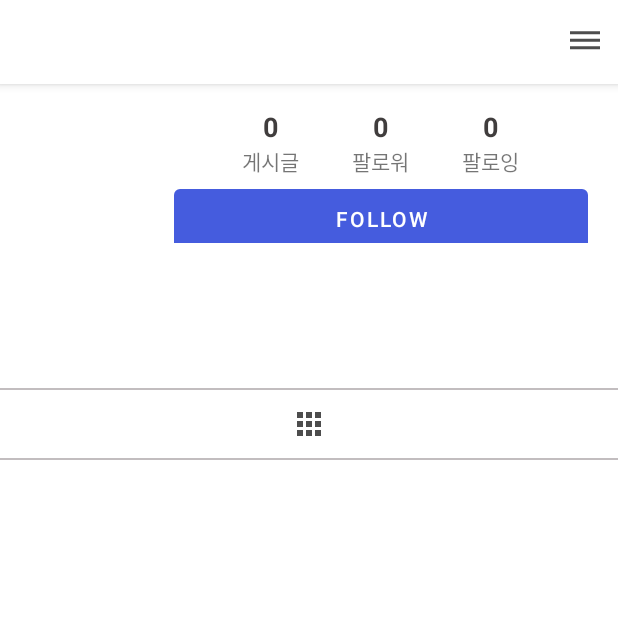
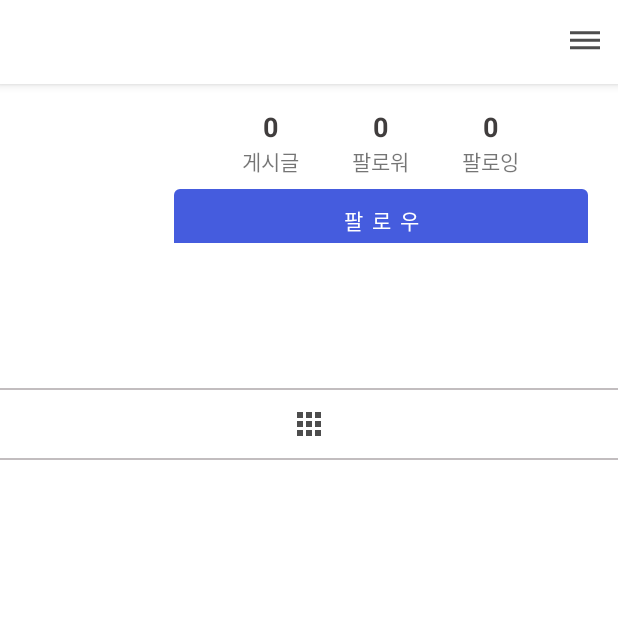
Before and after one commit to YoungCheonChoi/mySNSapp, an Android app: the screen it shows after launch once a user with an empty profile is signed in (MainActivity), item 5 of the bottom bar chosen, on a phone screen of 412 x 824 dp, the top half of it. Run offline under Robolectric (Android 15) with nearby library versions, the phone set to English and light mode, and no system bars; our stand-ins replace CircleImageView, Firebase (no records; nobody signed in at launch, a user with empty details on screens opened directly); pictures from the network do not load; 4 statements that could not run were skipped.

Commit message:
프로필수정, 게시글 수정, 알림, 댓글 삭제 등 남은 구현 목표 기능 구현+실제 기기 테스트 완료

```diff
--- a/app/src/main/java/Adapter/CommentAdapter.java
+++ b/app/src/main/java/Adapter/CommentAdapter.java
@@ -89,7 +89,7 @@ public class CommentAdapter extends RecyclerView.Adapter<CommentAdapter.ViewHold
             public boolean onLongClick(View view) {
                 if(comment.getPublisher().equals(firebaseUser.getUid())){
                     AlertDialog alertDialog = new AlertDialog.Builder(mContext).create();
-                    alertDialog.setTitle("삭제를 원하십니까?");
+                    alertDialog.setTitle("삭제할까요?");
                     alertDialog.setButton(AlertDialog.BUTTON_NEUTRAL, "아니요", new DialogInterface.OnClickListener() {
                         @Override
                         public void onClick(DialogInterface dialogInterface, int i) {
--- a/app/src/main/java/Adapter/NotificationAdapter.java
+++ b/app/src/main/java/Adapter/NotificationAdapter.java
@@ -29,7 +29,6 @@ import Model.Post;
 import Model.User;
 
 public class NotificationAdapter extends RecyclerView.Adapter<NotificationAdapter.ViewHolder>  {
-
 
     private Context mContext;
     private List<Notification> mNotification;
@@ -65,7 +64,7 @@ public class NotificationAdapter extends RecyclerView.Adapter<NotificationAdapte
             @Override
             public void onClick(View v) {
                 if(notification.isIspost()){
-                    SharedPreferences .Editor editor = mContext.getSharedPreferences("PREPS", Context.MODE_PRIVATE).edit();
+                    SharedPreferences.Editor editor = mContext.getSharedPreferences("PREPS", Context.MODE_PRIVATE).edit();
                     editor.putString("postid", notification.getPostid());
                     editor.apply();
 
@@ -89,7 +88,6 @@ public class NotificationAdapter extends RecyclerView.Adapter<NotificationAdapte
 
     public class ViewHolder extends RecyclerView.ViewHolder{
 
-
         public ImageView image_profile, post_image;
         public TextView username, text;
 
@@ -109,6 +107,7 @@ public class NotificationAdapter extends RecyclerView.Adapter<NotificationAdapte
         reference.addValueEventListener(new ValueEventListener() {
             @Override
             public void onDataChange(@NonNull DataSnapshot dataSnapshot) {
+                //알림창에 프로필사진 가져오기
                 User user = dataSnapshot.getValue(User.class);
                 Glide.with(mContext).load(user.getImageurl()).into(imageView);
                 username.setText(user.getUsername());
@@ -126,6 +125,7 @@ public class NotificationAdapter extends RecyclerView.Adapter<NotificationAdapte
         reference.addValueEventListener(new ValueEventListener() {
             @Override
             public void onDataChange(@NonNull DataSnapshot dataSnapshot) {
+                //알림창에 게시글 사진 가져오기
                 Post post = dataSnapshot.getValue(Post.class);
                 Glide.with(mContext).load(post.getPostimage()).into(imageView);
             }
--- a/app/src/main/java/Adapter/UserAdapter.java
+++ b/app/src/main/java/Adapter/UserAdapter.java
@@ -96,7 +96,7 @@ public class UserAdapter extends RecyclerView.Adapter<UserAdapter.ViewHolder> {
         viewHolder.btn_follow.setOnClickListener(new View.OnClickListener() {
             @Override
             public void onClick(View v) {
-                if(viewHolder.btn_follow.getText().toString().equals("follow")){
+                if(viewHolder.btn_follow.getText().toString().equals("팔로우")){
                     FirebaseDatabase.getInstance().getReference().child("Follow").child(firebaseUser.getUid())
                             .child("following").child(user.getId()).setValue(true);
                     FirebaseDatabase.getInstance().getReference().child("Follow").child(user.getId())
@@ -158,9 +158,9 @@ public class UserAdapter extends RecyclerView.Adapter<UserAdapter.ViewHolder> {
             @Override
             public void onDataChange(@NonNull DataSnapshot dataSnapshot) {
                 if (dataSnapshot.child(userid).exists()) {
-                    button.setText("following");
+                    button.setText("팔로잉");
                 } else {
-                    button.setText("follow");
+                    button.setText("팔로우");
                 }
             }
 
--- a/app/src/main/java/Fragment/NotificationFragment.java
+++ b/app/src/main/java/Fragment/NotificationFragment.java
@@ -48,14 +48,12 @@ public class NotificationFragment extends Fragment {
 
         readNotifications();
 
-
-
         return view;
     }
 
     private void readNotifications() {
         FirebaseUser firebaseUser = FirebaseAuth.getInstance().getCurrentUser();
-        DatabaseReference reference = FirebaseDatabase.getInstance().getReference("Notofications").child(firebaseUser.getUid());
+        DatabaseReference reference = FirebaseDatabase.getInstance().getReference("Notifications").child(firebaseUser.getUid());
         reference.addValueEventListener(new ValueEventListener() {
             @Override
             public void onDataChange(@NonNull DataSnapshot dataSnapshot) {
--- a/app/src/main/java/Fragment/ProfileFragment.java
+++ b/app/src/main/java/Fragment/ProfileFragment.java
@@ -130,17 +130,18 @@ public class ProfileFragment extends Fragment {
                     //자기 계정이면 프로필수정 레이아웃으로
                     startActivity(new Intent(getContext(), EditProfileActivity.class));
 
-                } else if (btn.equals("follow")) {
-                    //팔로우한 남의 계정 프로필이면 팔로우 버튼으로 변경
+                } else if (btn.equals("팔 로 우")) {
+                    //팔로우안한 상태인 남의 계정 프로필 -> 클릭하면 팔로우
                     FirebaseDatabase.getInstance().getReference().child("Follow").child(firebaseUser.getUid())
                             .child("following").child(profileid).setValue(true);
                     FirebaseDatabase.getInstance().getReference().child("Follow").child(profileid)
                             .child("followers").child(firebaseUser.getUid()).setValue(true);
 
+                    //팔로우 알림
                     addNotifications();
 
-                } else if (btn.equals("following")) {
-                    //팔로잉하지않은 남의 계정이면
+                } else if (btn.equals("팔 로 잉")) {
+                    //팔로잉 중인 남의 계정 -> 클릭하면 언팔
                     FirebaseDatabase.getInstance().getReference().child("Follow").child(firebaseUser.getUid())
                             .child("following").child(profileid).removeValue();
                     FirebaseDatabase.getInstance().getReference().child("Follow").child(profileid)
@@ -248,9 +249,10 @@ public class ProfileFragment extends Fragment {
             @Override
             public void onDataChange(DataSnapshot dataSnapshot) {
                 if (dataSnapshot.child(profileid).exists()) {
-                    edit_profile.setText("following");
+                    //팔로우 목록에 있으면
+                    edit_profile.setText("팔 로 잉");
                 } else {
-                    edit_profile.setText("follow");
+                    edit_profile.setText("팔 로 우");
                 }
             }
 
@@ -261,10 +263,11 @@ public class ProfileFragment extends Fragment {
         });
     }
 
-    //본인 계정 팔로워 수 얻기
+    //팔로워, 팔로잉 수 얻기
     private void getFollowers() {
+        //프로필아이디에 따라서 팔로잉, 팔로워 수 가져오기
         DatabaseReference reference = FirebaseDatabase.getInstance().getReference()
-                .child("Follow").child(firebaseUser.getUid()).child("followers");
+                .child("Follow").child(profileid).child("followers");
 
         reference.addValueEventListener(new ValueEventListener() {
             @Override
@@ -280,7 +283,7 @@ public class ProfileFragment extends Fragment {
         });
 
         DatabaseReference reference1 = FirebaseDatabase.getInstance().getReference()
-                .child("Follow").child(firebaseUser.getUid()).child("following");
+                .child("Follow").child(profileid).child("following");
 
         reference1.addValueEventListener(new ValueEventListener() {
             @Override
--- a/app/src/main/java/com/example/basicsns/CommentsActivity.java
+++ b/app/src/main/java/com/example/basicsns/CommentsActivity.java
@@ -101,7 +101,6 @@ public class CommentsActivity extends AppCompatActivity {
         //댓글 가져오기
         readComments();
 
-
     }
 
     private void addcomment() {
--- a/app/src/main/res/layout/activity_edit_profile.xml
+++ b/app/src/main/res/layout/activity_edit_profile.xml
@@ -44,7 +44,7 @@
 
                 <TextView
                     android:id="@+id/save"
-                    android:layout_width="60dp"
+                    android:layout_width="wrap_content"
                     android:layout_height="wrap_content"
                     android:layout_alignParentEnd="true"
                     android:layout_alignParentRight="true"
--- a/app/src/main/res/layout/activity_start.xml
+++ b/app/src/main/res/layout/activity_start.xml
@@ -17,7 +17,6 @@
         android:id="@+id/login"
         android:layout_width="300dp"
         android:layout_height="50dp"
-        android:layout_marginTop="50dp"
         android:background="@drawable/button_background"
         android:text="로그인"
         android:layout_gravity="center"
--- a/app/src/main/res/layout/fragment_home.xml
+++ b/app/src/main/res/layout/fragment_home.xml
@@ -21,11 +21,11 @@
                 android:layout_height="wrap_content">
 
                 <ImageView
-                    android:layout_width="180dp"
+                    android:layout_width="170dp"
                     android:layout_height="35dp"
                     android:layout_alignParentStart="true"
-                    android:layout_marginLeft="-20dp"
-                    android:src="@drawable/logo"/>
+
+                    android:src="@drawable/logo_2"/>
 
                 <ImageView
                     android:layout_width="35dp"
--- a/app/src/main/res/layout/notification_item.xml
+++ b/app/src/main/res/layout/notification_item.xml
@@ -2,7 +2,7 @@
 <RelativeLayout
     xmlns:android="http://schemas.android.com/apk/res/android"
     android:layout_width="match_parent"
-    android:layout_height="match_parent"
+    android:layout_height="wrap_content"
     android:layout_margin="8dp">
 
     <de.hdodenhof.circleimageview.CircleImageView
--- a/app/src/main/res/layout/post_item.xml
+++ b/app/src/main/res/layout/post_item.xml
@@ -102,7 +102,6 @@
             android:layout_width="wrap_content"
             android:layout_height="wrap_content"
             android:layout_marginStart="8dp"
-            android:textStyle="bold"
             android:id="@+id/description"
             android:textColor="@color/colorPrimaryDark"/>
 
--- a/app/src/main/res/menu/post_menu.xml
+++ b/app/src/main/res/menu/post_menu.xml
@@ -2,13 +2,13 @@
 <menu xmlns:android="http://schemas.android.com/apk/res/android">
 
     <item android:id="@+id/edit"
-        android:title="Edit"/>
+        android:title="게시글 수정"/>
 
     <item android:id="@+id/delete"
-        android:title="Delete"/>
+        android:title="삭제"/>
 
     <item android:id="@+id/report"
-        android:title="Report"/>
+        android:title="신고"/>
 
 
 </menu>
```
Also changed, not shown: app/src/main/java/Adapter/PostAdapter.java (+6 -2 lines), app/src/main/java/com/example/basicsns/EditProfileActivity.java (+35 -25 lines), app/src/main/res/drawable-mdpi/logo_2.png (added).
